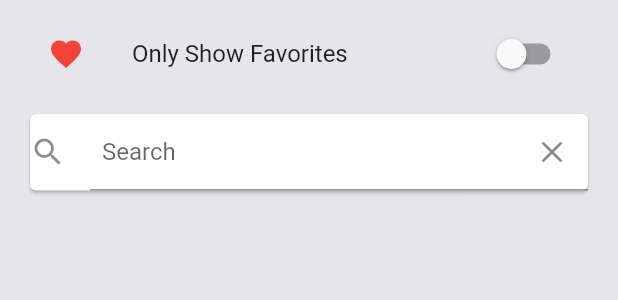
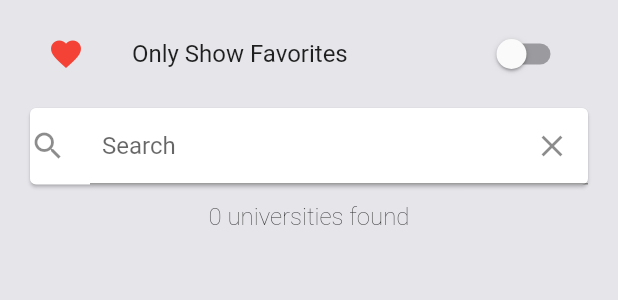
Before and after one commit to vaniorodrigues/world-universities-app, a Flutter app: the UniversityListViewBuilder widget shown alone on an empty page, opened directly with empty values, on a phone screen of 412 x 824 dp. Shown: the top 300 px of the screen. Run offline on Flutter 3.47's test engine with Material 2 defaults, Android fonts, the phone set to English and light mode, and no system bars; our stand-ins replace sqflite; missing offline and left inert: http_interceptor; accounts and stored records are empty; Roboto replaces fonts that are missing (Times New Roman).

Commit message:
Add function to remove duplicates

```diff
--- a/lib/components/university_list_view_builder.dart
+++ b/lib/components/university_list_view_builder.dart
@@ -59,6 +59,19 @@ class UniversityListViewBuilderState extends State<UniversityListViewBuilder> {
             );
           },
         ),
+        Padding(
+          padding: const EdgeInsets.all(8.0),
+          child: Center(
+            child: Text(
+              '${universities.length} universities found',
+              style: const TextStyle(
+                fontFamily: 'Times New Roman',
+                fontSize: 16,
+                fontWeight: FontWeight.w100,
+              ),
+            ),
+          ),
+        ),
         _UniversityListView(universities: universities, widget: widget),
       ],
     );
@@ -109,7 +122,7 @@ class _SearchBar extends StatelessWidget {
   @override
   Widget build(BuildContext context) {
     return Padding(
-      padding: const EdgeInsets.fromLTRB(16.0, 8.0, 16.0, 0.0),
+      padding: const EdgeInsets.fromLTRB(16.0, 4.0, 16.0, 0.0),
       child: Card(
         child: TextField(
           controller: searchController,
@@ -145,12 +158,10 @@ class _UniversityListView extends StatelessWidget {
   @override
   Widget build(BuildContext context) {
     return Expanded(
-      child: Padding(
-        padding: const EdgeInsets.only(top: 16.0),
       child: SizedBox(
         height: 200,
         child: ListView.builder(
-            padding: const EdgeInsets.all(16),
+          padding: const EdgeInsets.fromLTRB(8.0, 0.0, 8.0, 0.0),
           itemCount: universities.length,
           itemBuilder: (context, index) {
             final University university = universities[index];
@@ -179,7 +190,6 @@ class _UniversityListView extends StatelessWidget {
           },
         ),
       ),
-      ),
     );
   }
 }
--- a/lib/database/dao/university_dao.dart
+++ b/lib/database/dao/university_dao.dart
@@ -1,3 +1,4 @@
+import 'package:flutter/material.dart';
 import 'package:sqflite/sqflite.dart';
 import 'package:worlduniversities/database/database.dart';
 import 'package:worlduniversities/models/university.dart';
@@ -35,14 +36,16 @@ class UniversityDao {
   Future<void> updateFavorite(University university) async {
     final Database database = await getUniversityDatabase();
     Map<String, dynamic> universityMap = _toMap(university);
+    debugPrint('UniversityDao.updateFavorite. universityMap: id:${university.id} ${university.toString()}');
     database.update(_tableName, universityMap, where: '$_id = ?', whereArgs: [university.id]);
   }
 
-  // Gets all universities from the database.
   Future<List<University>> findAll() async {
     final Database database = await getUniversityDatabase();
     List<University> universities = _toList(await database.query(_tableName));
-
+    for (University university in universities) {
+      debugPrint('UniversityDao.findAll. university: ${university.toString()}');
+    }
     return universities;
   }
 
@@ -51,7 +54,6 @@ class UniversityDao {
     final Database database = await getUniversityDatabase();
     List<University> universities =
         _toList(await database.query(_tableName, where: '$_country = ?', whereArgs: [country]));
-    universities.sort((a, b) => a.name.compareTo(b.name));
     return universities;
   }
 
--- a/lib/database/database.dart
+++ b/lib/database/database.dart
@@ -1,7 +1,7 @@
 import 'package:sqflite/sqflite.dart';
 import 'package:path/path.dart';
+
 import 'dao/country_dao.dart';
-
 import 'dao/university_dao.dart';
 
 Future<Database> getCountryDatabase() async {
@@ -16,7 +16,6 @@ Future<Database> getCountryDatabase() async {
   );
 }
 
-//
 Future<Database> getUniversityDatabase() async {
   final String path = join(await getDatabasesPath(), 'uni.db');
   // deleteDatabase(path);
--- a/lib/http/webclients/transaction_webclient.dart
+++ b/lib/http/webclients/transaction_webclient.dart
@@ -16,8 +16,32 @@ class TransactionWebClient {
     debugPrint('Url: $baseUrl/search?country=$country');
     final Response response = await client.get(Uri.parse('$baseUrl/search?country=$country'));
     final List<dynamic> decodedJson = jsonDecode(response.body);
-    final List<University> universities = decodedJson.map((dynamic json) => University.fromJson(json)).toList();
-    universities.sort((a, b) => a.name.compareTo(b.name));
+    List<University> universities = decodedJson.map((dynamic json) => University.fromJson(json)).toList();
+    universities.sort((University a, University b) {
+      return a.name.compareTo(b.name);
+    });
+
+    // The webAPI is sending duplicated universities for all requests.
+    universities = deleteRepetitions(universities);
+
+    for (University university in universities) {
+      debugPrint('Transaction: Web-Client: findByCountry: ${university.toString()}');
+    }
+
     return universities;
   }
+
+  List<University> deleteRepetitions(List<University> universities) {
+    List<University> universitiesUpdated = [];
+    bool repetetive = false;
+    for (University university in universities) {
+      if (repetetive) {
+        repetetive = false;
+      } else {
+        universitiesUpdated.add(university);
+        repetetive = true;
+      }
+    }
+    return universitiesUpdated;
+  }
 }
--- a/lib/pages/universities_list_page.dart
+++ b/lib/pages/universities_list_page.dart
@@ -105,10 +105,14 @@ class _GetUniversitiesState extends State<_GetUniversities> {
                       .then((value) => setState(() {}));
                 },
               );
+            } else if (snapshot.hasData && snapshot.data!.isEmpty) {
+              return const CenteredMessage(message: 'No universities found', icon: Icons.school);
+            } else if (snapshot.hasError) {
+              return const CenteredMessage(message: 'An error has occurred', icon: Icons.error_outline);
             }
-            return const CenteredMessage(message: 'No universities found.', icon: Icons.error_outline);
+            return const CenteredMessage(message: 'No internet connection.', icon: Icons.warning);
         }
-        return const CenteredMessage(message: 'Unknown Error', icon: Icons.warning);
+        return const CenteredMessage(message: 'Unknown Error.', icon: Icons.warning);
       },
     );
   }
@@ -120,14 +124,16 @@ class _GetUniversitiesState extends State<_GetUniversities> {
       country.foundUniversities = universities.length;
       country.isLocalDataAvailable = 1;
       await widget._daoCountry.updateCountry(country);
+      universities.sort((University a, University b) => a.name.compareTo(b.name));
       return universities;
     }
     List<University> universities = await widget._daoUni.findByCountry(country.name);
+    universities.sort((University a, University b) => a.name.compareTo(b.name));
     return universities;
   }
 
   Future<void> _saveUniversitiesDao(List<University> universities) async {
-    for (final university in universities) {
+    for (University university in universities) {
       await widget._daoUni.save(university);
     }
   }
```
Lines whose indentation alone changed are shown as unchanged.
